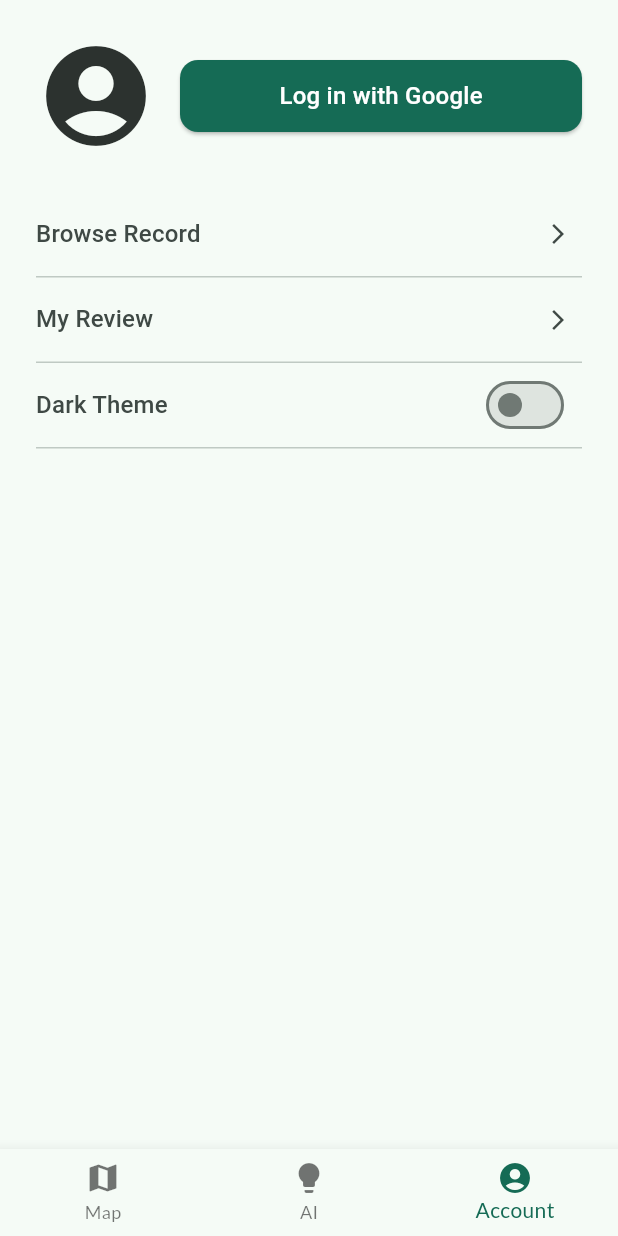
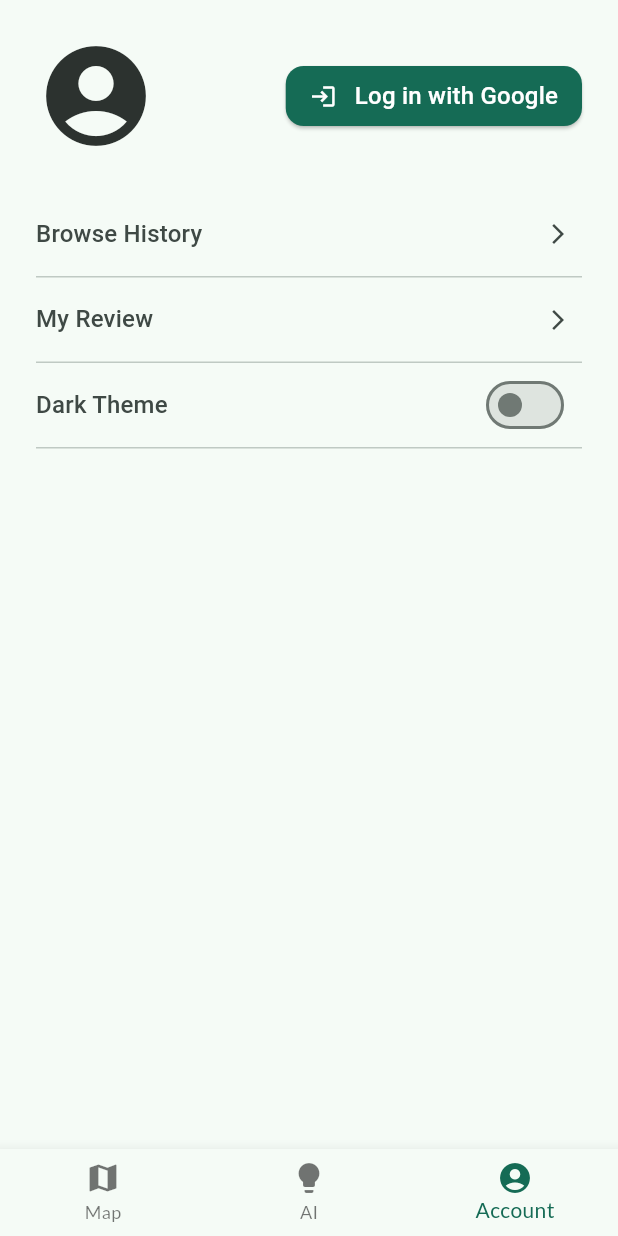
Before and after one commit to rogerfan48/SS-foodie, a Flutter app: the screen it shows after launch, item 3 of the bottom bar chosen, after a tap on "Log in with Google", on a phone screen of 412 x 824 dp. Run offline on Flutter 3.47's test engine with Material 3 defaults, Android fonts, the phone set to English and light mode, and no system bars; our stand-ins replace cloud_firestore, firebase_auth, firebase_core, go_router, google_fonts, google_maps_flutter and 1 more; accounts and stored records are empty; Roboto replaces fonts that are missing (Signika).

Commit message:
feat: Google Login

```diff
--- a/lib/app.dart
+++ b/lib/app.dart
@@ -1,4 +1,6 @@
 import 'package:flutter/material.dart';
+import 'package:foodie/services/auth_service.dart';
+import 'package:foodie/view_models/account_vm.dart';
 import 'package:provider/provider.dart';
 import 'package:foodie/theme/theme.dart';
 import 'package:foodie/services/ai_chat.dart';
@@ -14,9 +16,16 @@ class FoodieApp extends StatelessWidget {
 
     return MultiProvider(
       providers: [
+        // Services
         Provider<NavigationService>(create: (_) => NavigationService()),
+        Provider<AuthService>(create: (_) => AuthService()),
+
+        // View Models & Notifiers
         ChangeNotifierProvider<ThemeService>(create: (_) => ThemeService()),
         ChangeNotifierProvider<AiChatService>(create: (_) => AiChatService()),
+        ChangeNotifierProvider<AccountViewModel>(
+          create: (context) => AccountViewModel(context.read<AuthService>()),
+        ),
       ],
       child: Consumer<ThemeService>(
         builder: (context, themeService, child) {
@@ -26,7 +35,6 @@ class FoodieApp extends StatelessWidget {
             darkTheme: theme.dark(),
             themeMode: themeService.themeMode,
             routerConfig: routerConfig,
-            // Allow the Navigator built by the MaterialApp to restore the navigation stack when app restarts
             restorationScopeId: 'app',
           );
         },
--- a/lib/main.dart
+++ b/lib/main.dart
@@ -1,6 +1,14 @@
 import 'package:flutter/material.dart';
 import 'package:foodie/app.dart';
+import 'package:firebase_core/firebase_core.dart';
+import 'firebase_options.dart';
 
-void main() {
+void main() async {
+  WidgetsFlutterBinding.ensureInitialized();
+
+  await Firebase.initializeApp(
+    options: DefaultFirebaseOptions.currentPlatform,
+  );
+
   runApp(const FoodieApp());
 }
--- a/lib/pages/account_page.dart
+++ b/lib/pages/account_page.dart
@@ -1,5 +1,6 @@
 import 'package:flutter/material.dart';
 import 'package:foodie/services/theme.dart';
+import 'package:foodie/view_models/account_vm.dart';
 import 'package:provider/provider.dart';
 
 class AccountPage extends StatelessWidget {
@@ -8,7 +9,7 @@ class AccountPage extends StatelessWidget {
   Widget _buildSettingsTile(
     BuildContext context, {
     required String title,
-    Widget? trailing, // 尾部的 Widget 可以是圖標、Switch 或其他
+    Widget? trailing,
     VoidCallback? onTap,
   }) {
     final theme = Theme.of(context);
@@ -32,6 +33,7 @@ class AccountPage extends StatelessWidget {
     final colorScheme = theme.colorScheme;
     final textTheme = theme.textTheme;
     final themeService = context.watch<ThemeService>();
+    final accountViewModel = context.watch<AccountViewModel>(); // Watch the ViewModel
 
     return Scaffold(
       body: SafeArea(
@@ -43,57 +45,41 @@ class AccountPage extends StatelessWidget {
                 padding: const EdgeInsets.symmetric(vertical: 24.0),
                 child: Row(
                   children: [
-                    Icon(Icons.account_circle, size: 80, color: colorScheme.inverseSurface),
+                    if (accountViewModel.isLoggedIn && accountViewModel.firebaseUser?.photoURL != null)
+                      CircleAvatar(
+                        backgroundImage: NetworkImage(accountViewModel.firebaseUser!.photoURL!),
+                        radius: 40,
+                      )
+                    else
+                      Icon(Icons.account_circle, size: 80, color: colorScheme.inverseSurface),
                     const SizedBox(width: 16),
                     Expanded(
-                      child: ElevatedButton(
-                        onPressed: () {
-                          // TODO: Login google account
-                        },
-                        style: ElevatedButton.styleFrom(
-                          backgroundColor: colorScheme.primary,
-                          foregroundColor: colorScheme.onPrimary,
-                          shape: RoundedRectangleBorder(borderRadius: BorderRadius.circular(12)),
-                          padding: const EdgeInsets.symmetric(vertical: 12),
-                        ),
-                        child: Text(
-                          'Log in with Google',
-                          style: textTheme.titleMedium?.copyWith(color: colorScheme.onPrimary),
-                        ),
-                      ),
+                      child: accountViewModel.isLoggedIn
+                          ? _buildUserInfo(context, accountViewModel) // Show user info and logout
+                          : _buildLoginButton(context, accountViewModel), // Show login button
                     ),
                   ],
                 ),
               ),
-
               _buildSettingsTile(
                 context,
-                title: 'Browse Record',
-                onTap: () {
-                  // TODO: Jump to Browse Record
-                },
+                title: 'Browse History',
+                onTap: () { /* TODO: Jump to Browse History */ },
               ),
-              // 3. 元件優化：使用標準的 Divider Widget
               const Divider(height: 1),
               _buildSettingsTile(
                 context,
                 title: 'My Review',
-                onTap: () {
-                  // TODO: Jump to My Review
-                },
+                onTap: () { /* TODO: Jump to My Review */ },
               ),
               const Divider(height: 1),
               _buildSettingsTile(
                 context,
                 title: 'Dark Theme',
-                onTap: () {
-                  themeService.toggleTheme();
-                },
+                onTap: () => themeService.toggleTheme(),
                 trailing: Switch(
                   value: themeService.isDarkMode,
-                  onChanged: (value) {
-                    themeService.toggleTheme();
-                  },
+                  onChanged: (value) => themeService.toggleTheme(),
                 ),
               ),
               const Divider(height: 1),
@@ -103,4 +89,57 @@ class AccountPage extends StatelessWidget {
       ),
     );
   }
+
+  // Widget to show when user is not logged in
+  Widget _buildLoginButton(BuildContext context, AccountViewModel viewModel) {
+    final colorScheme = Theme.of(context).colorScheme;
+    final textTheme = Theme.of(context).textTheme;
+
+    return Row(
+      mainAxisAlignment: MainAxisAlignment.end,
+      children: [
+        ElevatedButton(
+          onPressed: () => viewModel.signInWithGoogle(),
+          style: ElevatedButton.styleFrom(
+            backgroundColor: colorScheme.primary,
+            foregroundColor: colorScheme.onPrimary,
+            shape: RoundedRectangleBorder(borderRadius: BorderRadius.circular(12)),
+            padding: const EdgeInsets.symmetric(vertical: 6.0, horizontal: 16.0),
+          ),
+          child: Row(
+            children: [
+              Icon(Icons.login, color: colorScheme.onPrimary),
+              const SizedBox(width: 12),
+              Text('Log in with Google', style: textTheme.titleMedium?.copyWith(color: colorScheme.onPrimary)),
+            ],
+          ),
+        ),
+      ],
+    );
+  }
+
+  // Widget to show when user is logged in
+  Widget _buildUserInfo(BuildContext context, AccountViewModel viewModel) {
+    final textTheme = Theme.of(context).textTheme;
+    return Column(
+      crossAxisAlignment: CrossAxisAlignment.start,
+      children: [
+        Text(
+          viewModel.firebaseUser?.displayName ?? 'Welcome!',
+          style: textTheme.headlineSmall,
+          overflow: TextOverflow.ellipsis,
+        ),
+        Text(
+          viewModel.firebaseUser?.email ?? '',
+          style: textTheme.bodyMedium,
+          overflow: TextOverflow.ellipsis,
+        ),
+        const SizedBox(height: 8),
+        ElevatedButton(
+          onPressed: () => viewModel.signOut(),
+          child: const Text('Log Out'),
+        ),
+      ],
+    );
+  }
 }
--- /dev/null
+++ b/lib/services/auth_service.dart
@@ -0,0 +1,67 @@
+import 'package:firebase_auth/firebase_auth.dart';
+import 'package:google_sign_in/google_sign_in.dart';
+import 'package:foodie/repositories/user_repo.dart';
+import 'package:foodie/models/user_model.dart' as app_user;
+
+class AuthService {
+  final FirebaseAuth _auth = FirebaseAuth.instance;
+  final GoogleSignIn _googleSignIn = GoogleSignIn();
+  final UserRepository _userRepository = UserRepository();
+
+  Stream<User?> get authStateChanges => _auth.authStateChanges();
+  User? get currentUser => _auth.currentUser;
+
+  Future<UserCredential?> signInWithGoogle() async {
+    try {
+      final GoogleSignInAccount? googleUser = await _googleSignIn.signIn();
+      if (googleUser == null) {
+        // The user canceled the sign-in
+        return null;
+      }
+
+      final GoogleSignInAuthentication googleAuth = await googleUser.authentication;
+      final AuthCredential credential = GoogleAuthProvider.credential(
+        accessToken: googleAuth.accessToken,
+        idToken: googleAuth.idToken,
+      );
+
+      final userCredential = await _auth.signInWithCredential(credential);
+
+      // After signing in, check if user exists in Firestore and create if not
+      if (userCredential.user != null) {
+        await _getOrCreateUserInFirestore(userCredential.user!);
+      }
+
+      return userCredential;
+    } on FirebaseAuthException catch (e) {
+      print("Firebase Auth Error: ${e.message}");
+      return null;
+    } catch (e) {
+      print("Google Sign-In Error: $e");
+      return null;
+    }
+  }
+
+  // Create user document in Firestore if it doesn't exist
+  // TODO:
+  Future<void> _getOrCreateUserInFirestore(User user) async {
+    final userMap = await _userRepository.streamUserMap().first;
+    if (!userMap.containsKey(user.uid)) {
+      final newAppUser = app_user.UserModel(
+        userName: user.displayName ?? 'No Name',
+        // Other fields can be initialized here
+      );
+      // This is a simplified example. You'd likely have a dedicated method in your UserRepository to create a user.
+      // For now, this demonstrates the logic.
+      // await _userRepository.createUser(user.uid, newAppUser);
+      print('New user created in Firestore with uid: ${user.uid}');
+    }
+  }
+
+
+  // Sign out
+  Future<void> signOut() async {
+    await _googleSignIn.signOut();
+    await _auth.signOut();
+  }
+}
--- /dev/null
+++ b/lib/view_models/account_vm.dart
@@ -0,0 +1,30 @@
+import 'package:flutter/material.dart';
+import 'package:firebase_auth/firebase_auth.dart';
+import 'package:foodie/services/auth_service.dart';
+
+class AccountViewModel extends ChangeNotifier {
+  final AuthService _authService;
+  User? _firebaseUser;
+
+  User? get firebaseUser => _firebaseUser;
+  bool get isLoggedIn => _firebaseUser != null;
+
+  AccountViewModel(this._authService) {
+    // Listen to authentication state changes from the service
+    _authService.authStateChanges.listen(_onAuthStateChanged);
+    _firebaseUser = _authService.currentUser;
+  }
+
+  void _onAuthStateChanged(User? user) {
+    _firebaseUser = user;
+    notifyListeners();
+  }
+
+  Future<void> signInWithGoogle() async {
+    await _authService.signInWithGoogle();
+  }
+
+  Future<void> signOut() async {
+    await _authService.signOut();
+  }
+}
--- a/pubspec.yaml
+++ b/pubspec.yaml
@@ -42,6 +42,8 @@ dependencies:
   flutter_dotenv: ^5.2.1
   firebase_core: ^3.13.1
   cloud_firestore: ^5.6.8
+  firebase_auth: ^5.5.4
+  google_sign_in: ^6.3.0
 
 
 dev_dependencies:
```
Also changed, not shown: 4 other files.
